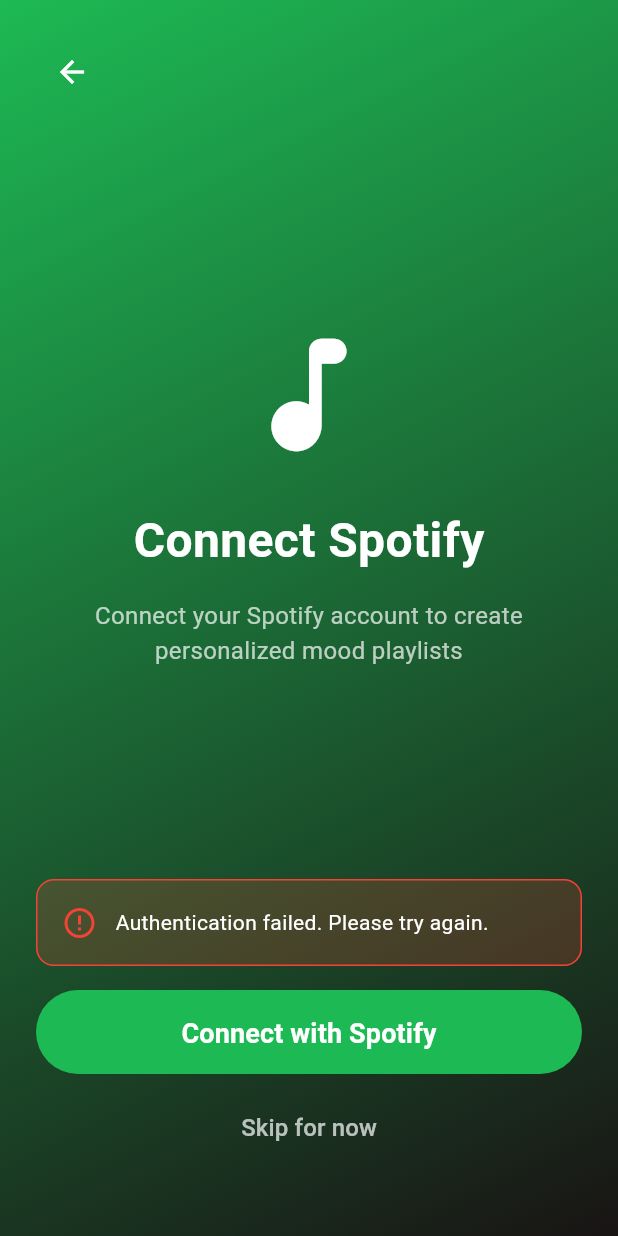
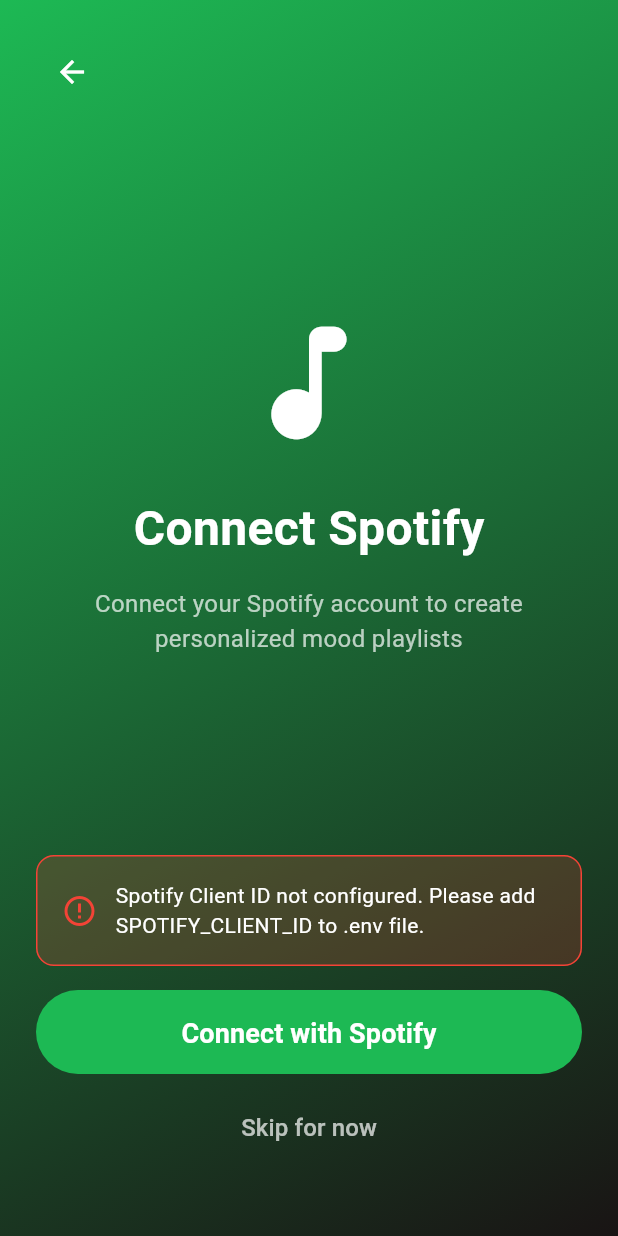
Before and after one commit to Moaaz-Ahmad/VibeLens, a Flutter app: the SpotifyAuthScreen screen opened by its route, after a tap on "Connect with Spotify", on a phone screen of 412 x 824 dp. Run offline on Flutter 3.47's test engine with Material 3 defaults, Android fonts, the phone set to English and light mode, and no system bars; our stand-ins replace camera, flutter_dotenv, flutter_riverpod, flutter_secure_storage, shared_preferences; missing offline and left inert: flutter_appauth, tflite_flutter; accounts and stored records are empty.

Commit message:
fix: Load Spotify Client ID from .env file at runtime

```diff
--- a/lib/screens/spotify_auth_screen.dart
+++ b/lib/screens/spotify_auth_screen.dart
@@ -1,6 +1,8 @@
 import 'package:flutter/material.dart';
 import 'package:flutter_appauth/flutter_appauth.dart';
+import 'package:flutter_dotenv/flutter_dotenv.dart';
 import '../services/spotify_service.dart';
+import '../core/utils/logger.dart';
 
 class SpotifyAuthScreen extends StatefulWidget {
   const SpotifyAuthScreen({super.key});
@@ -16,12 +18,11 @@ class _SpotifyAuthScreenState extends State<SpotifyAuthScreen> {
   bool _isLoading = false;
   String? _error;
 
-  // TODO: Replace with your Spotify credentials from .env
-  static const String clientId = String.fromEnvironment(
-    'SPOTIFY_CLIENT_ID',
-    defaultValue: 'YOUR_SPOTIFY_CLIENT_ID',
-  );
-  static const String redirectUri = 'vibelens://callback';
+  // Load Spotify credentials from .env file
+  String get clientId => dotenv.env['SPOTIFY_CLIENT_ID'] ?? '';
+  String get redirectUri =>
+      dotenv.env['SPOTIFY_REDIRECT_URI'] ?? 'vibelens://callback';
+
   static const String authorizationEndpoint =
       'https://accounts.spotify.com/authorize';
   static const String tokenEndpoint = 'https://accounts.spotify.com/api/token';
@@ -41,12 +42,24 @@ class _SpotifyAuthScreenState extends State<SpotifyAuthScreen> {
   }
 
   Future<void> _authenticate() async {
+    // Check if client ID is configured
+    if (clientId.isEmpty || clientId == 'your_client_id_here') {
+      setState(() {
+        _error = 'Spotify Client ID not configured. Please add SPOTIFY_CLIENT_ID to .env file.';
+        _isLoading = false;
+      });
+      Logger.error('Spotify Client ID not configured');
+      return;
+    }
+
     setState(() {
       _isLoading = true;
       _error = null;
     });
 
     try {
+      Logger.info('Starting Spotify authentication with Client ID: ${clientId.substring(0, 8)}...');
+
       // Perform OAuth authorization
       final result = await _appAuth.authorizeAndExchangeCode(
         AuthorizationTokenRequest(
@@ -75,12 +88,15 @@ class _SpotifyAuthScreenState extends State<SpotifyAuthScreen> {
               3600,
         );
 
+        Logger.success('Spotify authentication successful');
+
         if (mounted) {
           // Success - return to previous screen
           Navigator.pop(context, true);
         }
       }
     } catch (e) {
+      Logger.error('Spotify authentication failed', e);
       setState(() {
         _error = e.toString();
         _isLoading = false;
@@ -159,14 +175,16 @@ class _SpotifyAuthScreenState extends State<SpotifyAuthScreen> {
                       borderRadius: BorderRadius.circular(12),
                       border: Border.all(color: Colors.red),
                     ),
-                    child: const Row(
+                    child: Row(
                       children: [
-                        Icon(Icons.error_outline, color: Colors.red),
-                        SizedBox(width: 12),
+                        const Icon(Icons.error_outline, color: Colors.red),
+                        const SizedBox(width: 12),
                         Expanded(
                           child: Text(
-                            'Authentication failed. Please try again.',
-                            style: TextStyle(color: Colors.white),
+                            _error!.contains('SPOTIFY_CLIENT_ID')
+                                ? _error!
+                                : 'Authentication failed. Please check your Spotify Client ID and try again.',
+                            style: const TextStyle(color: Colors.white),
                           ),
                         ),
                       ],
```
